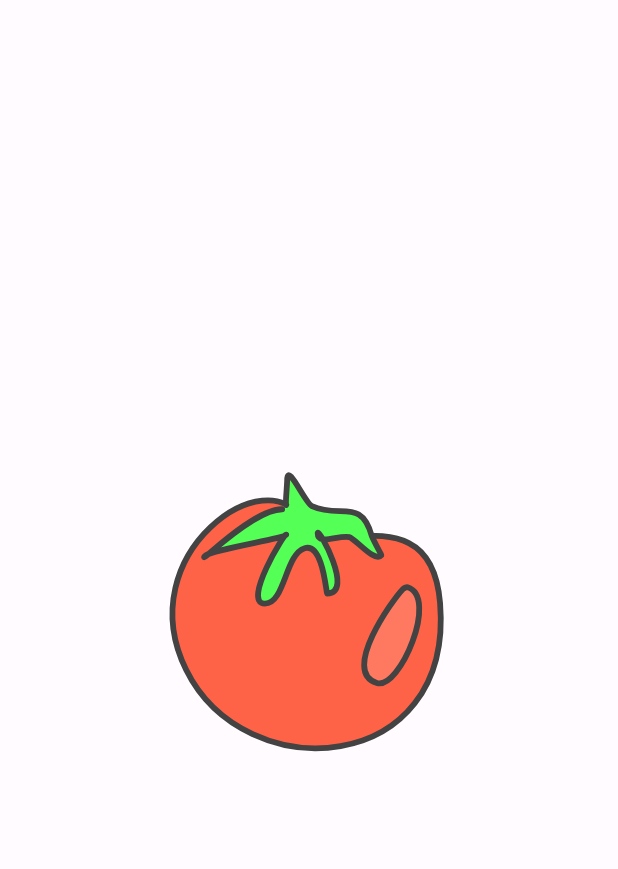
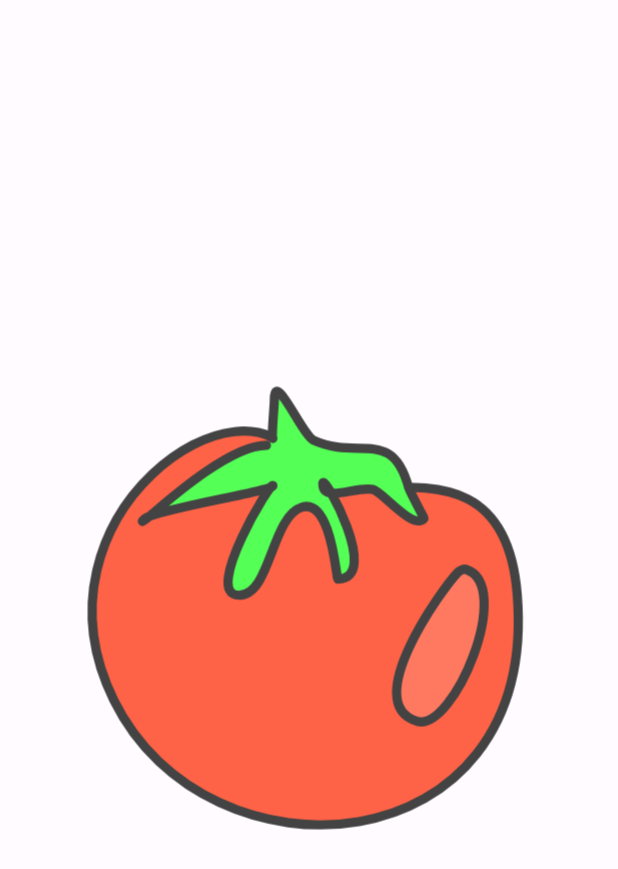
Before and after one commit to Aehronburn/Pomodoro-widget, an Android app: the layout control_widget_idle.xml on its own in the app's theme, with its tools: preview values and no code run, on a phone screen of 412 x 824 dp. Shown: the top 869 px of the screen. Run offline under Robolectric (Android 15) with nearby library versions, the phone set to English and light mode, and no system bars.

Commit message:
Idle bg zoom

```diff
--- /dev/null
+++ b/app/src/main/res/drawable/ic_launcher_foreground_zoom.xml
@@ -0,0 +1,8 @@
+<?xml version="1.0" encoding="utf-8"?>
+<inset
+xmlns:android="http://schemas.android.com/apk/res/android"
+android:drawable="@drawable/ic_launcher_foreground"
+android:insetTop="-20dp"
+android:insetRight="-20dp"
+android:insetBottom="-20dp"
+android:insetLeft="-20dp" />
--- a/app/src/main/res/layout/control_widget_idle.xml
+++ b/app/src/main/res/layout/control_widget_idle.xml
@@ -11,7 +11,7 @@
 <ImageView
     android:layout_width="match_parent"
     android:layout_height="match_parent"
-    android:src="@drawable/ic_launcher_foreground"
+    android:src="@drawable/ic_launcher_foreground_zoom"
     android:background="#00000000"
     />
 </LinearLayout>
```
